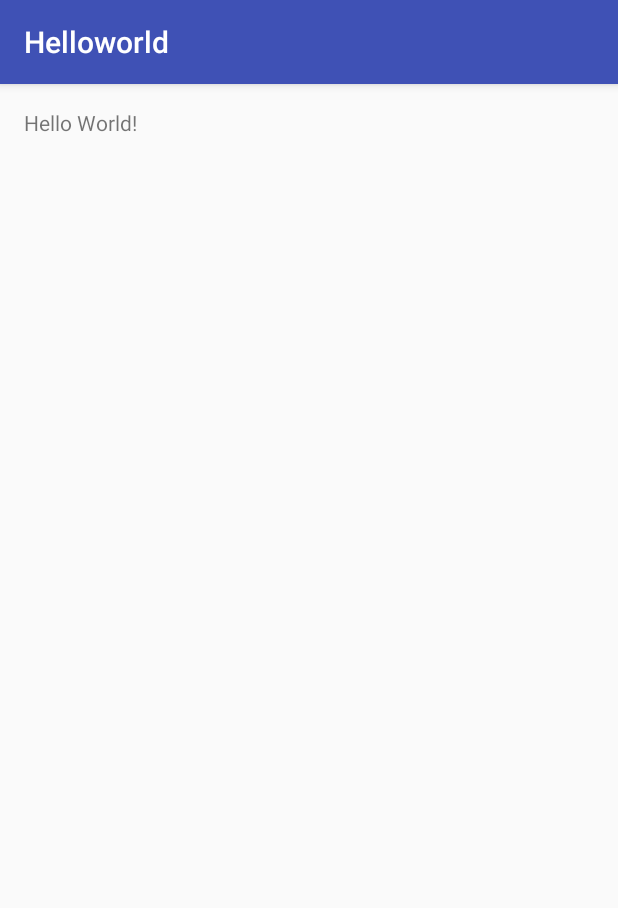
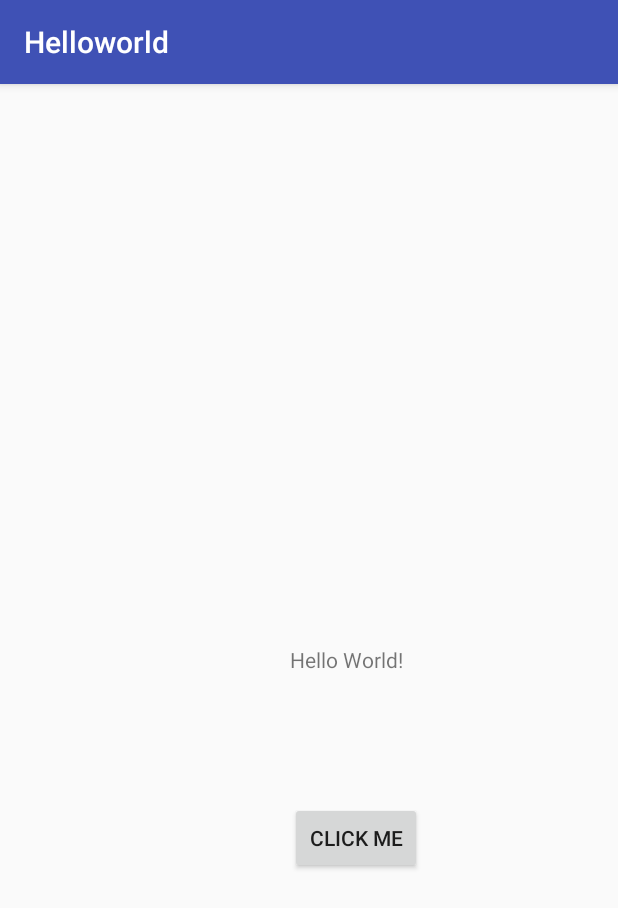
Before and after one commit to harsha4446/Helloworld, an Android app: the screen it shows after launch (MainActivity), on a phone screen of 412 x 824 dp. Shown: the top 908 px of the screen. Run offline under Robolectric (Android 15) with nearby library versions, the phone set to English and light mode, and no system bars.

Commit message:
Commit check

```diff
--- a/app/src/main/java/com/example/harsh/helloworld/MainActivity.java
+++ b/app/src/main/java/com/example/harsh/helloworld/MainActivity.java
@@ -2,12 +2,26 @@ package com.example.harsh.helloworld;
 
 import android.support.v7.app.AppCompatActivity;
 import android.os.Bundle;
+import android.view.View;
+import android.widget.Button;
+import android.widget.TextView;
+
+import org.w3c.dom.Text;
 
 public class MainActivity extends AppCompatActivity {
-
+    Button b;
+    TextView box;
     @Override
     protected void onCreate(Bundle savedInstanceState) {
         super.onCreate(savedInstanceState);
         setContentView(R.layout.activity_main);
+        b=(Button)findViewById(R.id.button);
+        box=(TextView) findViewById(R.id.textView);
+        b.setOnClickListener(new View.OnClickListener() {
+            @Override
+            public void onClick(View v) {
+                box.setText("Clicked");
+            }
+        });
     }
 }
--- a/app/src/main/res/layout/activity_main.xml
+++ b/app/src/main/res/layout/activity_main.xml
@@ -14,5 +14,18 @@
     <TextView
         android:layout_width="wrap_content"
         android:layout_height="wrap_content"
-        android:text="Hello World!" />
+        android:text="Hello World!"
+        android:layout_centerVertical="true"
+        android:layout_alignParentEnd="true"
+        android:layout_marginEnd="127dp"
+        android:id="@+id/textView" />
+
+    <Button
+        android:text="Click Me"
+        android:layout_width="wrap_content"
+        android:layout_height="wrap_content"
+        android:layout_marginTop="85dp"
+        android:id="@+id/button"
+        android:layout_below="@+id/textView"
+        android:layout_alignStart="@+id/textView" />
 </RelativeLayout>
```
